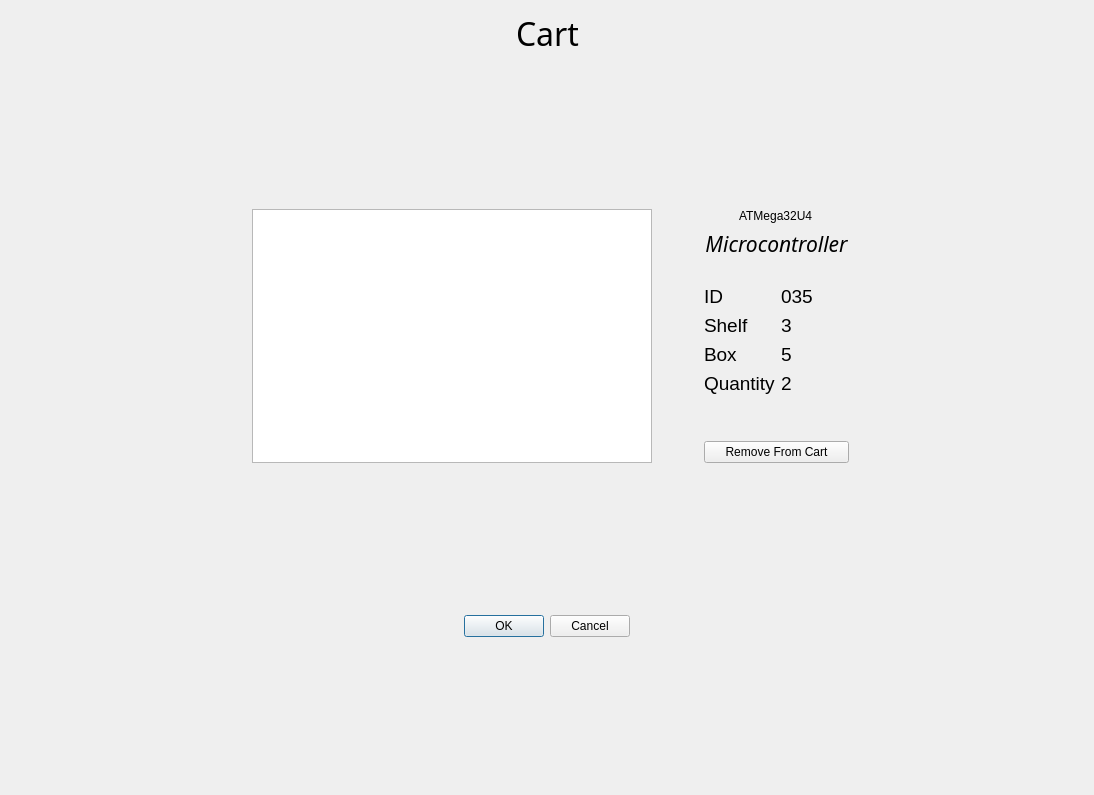
Qt form cart.ui (arc-bphc/sims-gui) before a commit.
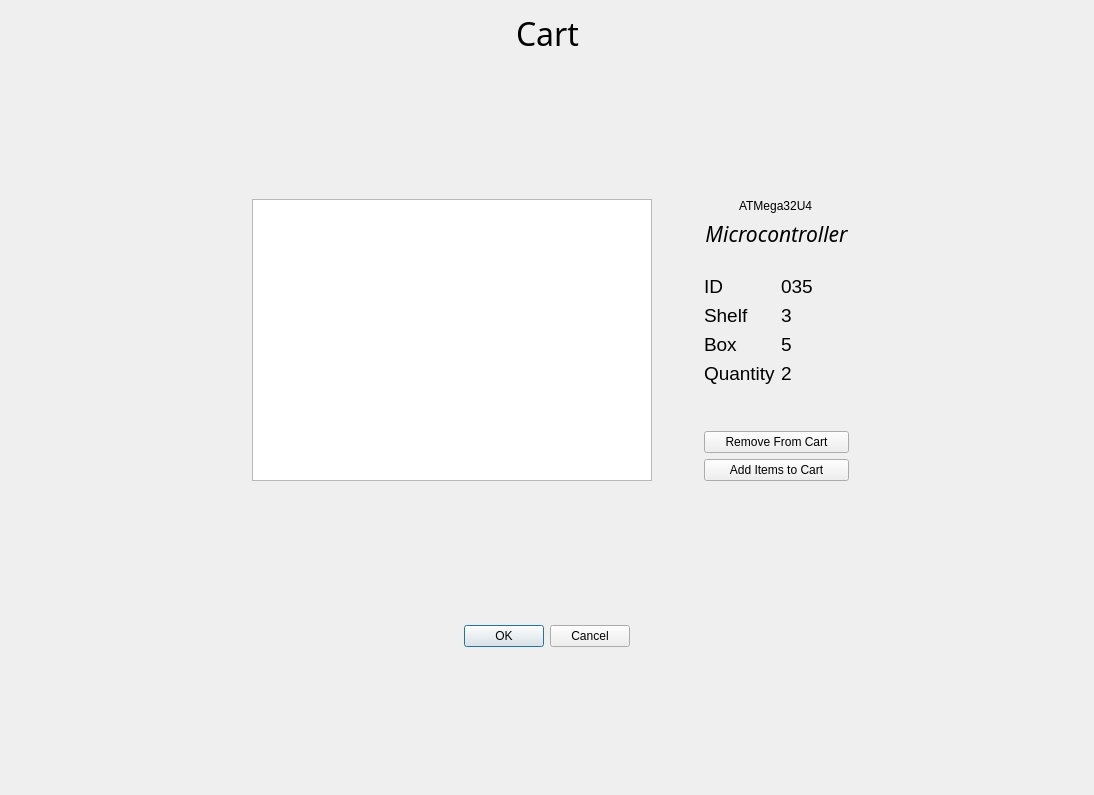
The same form after that commit. Icons and pictures are not drawn.

```diff
--- a/cart.ui
+++ b/cart.ui
@@ -234,6 +234,13 @@
          </property>
         </widget>
        </item>
+       <item row="9" column="0" colspan="2">
+        <widget class="QPushButton" name="openInventory">
+         <property name="text">
+          <string>Add Items to Cart</string>
+         </property>
+        </widget>
+       </item>
       </layout>
      </item>
      <item row="0" column="0" colspan="4" alignment="Qt::AlignHCenter">
```
